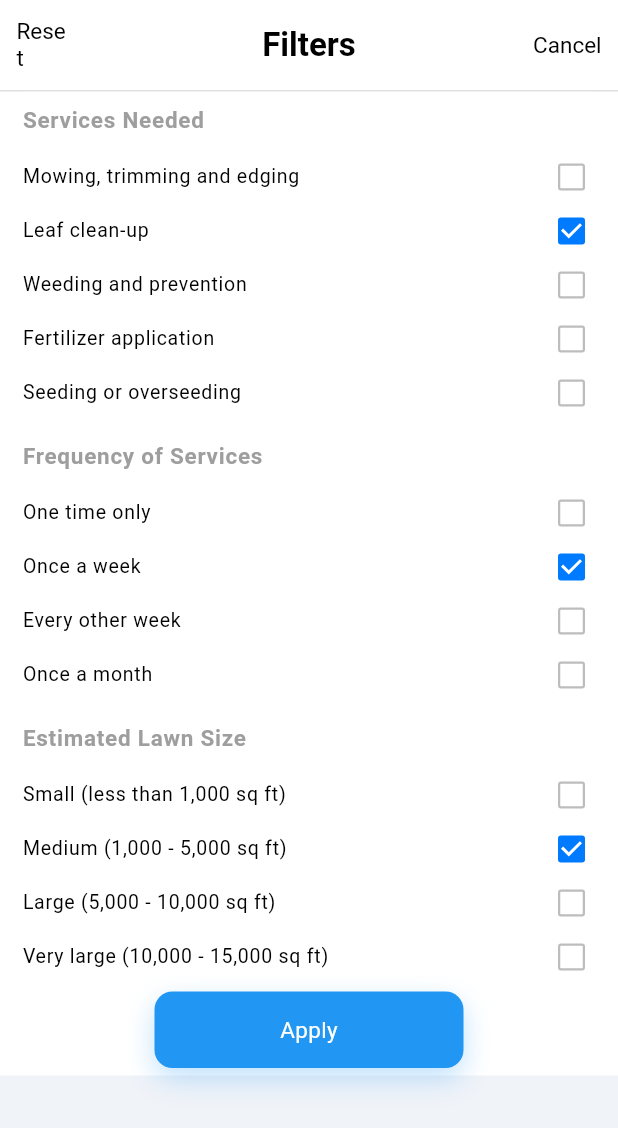
After one commit to ahmedalhessi/Call-Me-Back, a Flutter app: the screen it shows after launch, after a tap on the "sort" icon, on a phone screen of 412 x 824 dp. The commit adds this screen. Shown: the top 1128 px of the screen. Run offline on Flutter 3.47's test engine with Material 3 defaults, Android fonts, the phone set to English and light mode, and no system bars; our stand-ins replace flutter_screenutil, flutter_svg, get; Roboto replaces fonts that are missing (SFProDisplay).

Commit message:
Added filter to main screen

```diff
--- a/lib/core/themes/theme_manager.dart
+++ b/lib/core/themes/theme_manager.dart
@@ -33,14 +33,33 @@ class ThemeManager {
         bodyMedium: TextStyle(
           // color: ColorsManager.textColor,
           fontSize: 14.sp,
-          fontFamily: 'Almarai',
+          fontFamily: "SFProDisplay",
         ),
       ),
       // dialogBackgroundColor: Colors.orange,
       // dividerColor: ColorsManager.dividerColor,
       checkboxTheme: CheckboxThemeData(
-        shape: RoundedRectangleBorder(borderRadius: BorderRadius.circular(5.r)),
+        shape: RoundedRectangleBorder(
+          borderRadius: BorderRadius.circular(2), // زوايا أنعم
+        ),
+        side: const BorderSide(
+          color: Color(0xFFBDBDBD), // خط رمادي فاتح
+          width: 1.5,
+        ),
+        materialTapTargetSize: MaterialTapTargetSize.shrinkWrap,
+        visualDensity: const VisualDensity(
+          horizontal: -2,
+          vertical: -2,
+        ), // يخفف المسافات
+        fillColor: MaterialStateProperty.resolveWith<Color>((states) {
+          if (states.contains(MaterialState.selected)) {
+            return const Color(0xFF007AFF); // الأزرق عند التحديد
+          }
+          return Colors.white; // أبيض لما مش محدد
+        }),
+        checkColor: MaterialStateProperty.all(Colors.white), // لون الصح
       ),
+
       textButtonTheme: TextButtonThemeData(
         style: TextButton.styleFrom(
           textStyle: const TextStyle(fontFamily: 'Almarai'),
--- /dev/null
+++ b/lib/core/widgets/filter_section.dart
@@ -0,0 +1,140 @@
+import 'package:flutter/material.dart';
+
+class FilterSection extends StatefulWidget {
+  final String sectionName;
+  final String sectionOp1Name;
+  final String sectionOp2Name;
+  final String sectionOp3Name;
+  final String sectionOp4Name;
+  final String? sectionOp5Name;
+
+  const FilterSection({
+    super.key,
+    required this.sectionName,
+    required this.sectionOp1Name,
+    required this.sectionOp2Name,
+    required this.sectionOp3Name,
+    required this.sectionOp4Name,
+    this.sectionOp5Name,
+  });
+
+  @override
+  State<FilterSection> createState() => _FilterSectionState();
+}
+
+class _FilterSectionState extends State<FilterSection> {
+  bool op1 = false;
+  bool op2 = true;
+  bool op3 = false;
+  bool op4 = false;
+  bool op5 = false;
+
+  @override
+  Widget build(BuildContext context) {
+    return Container(
+      color: Colors.white,
+      child: Column(
+        children: [
+          ListTile(
+            dense: true,
+            visualDensity: VisualDensity(horizontal: 4, vertical: -4),
+            contentPadding: EdgeInsets.zero,
+            title: Text(
+              widget.sectionName,
+              style: const TextStyle(
+                fontFamily: "SFProDisplay",
+                fontSize: 15,
+                color: Colors.grey,
+                fontWeight: FontWeight.w600,
+              ),
+            ),
+          ),
+          CheckboxListTile(
+            dense: true,
+
+            visualDensity: VisualDensity(horizontal: 4, vertical: -4),
+            contentPadding: EdgeInsets.zero,
+            title: Text(
+              widget.sectionOp1Name,
+              style: const TextStyle(fontSize: 13, fontFamily: "SFProDisplay"),
+            ),
+            value: op1,
+            onChanged: (val) {
+              setState(() {
+                op1 = val ?? false;
+              });
+            },
+          ),
+          CheckboxListTile(
+            dense: true,
+
+            visualDensity: VisualDensity(horizontal: 4, vertical: -4),
+            contentPadding: EdgeInsets.zero,
+            title: Text(
+              widget.sectionOp2Name,
+              style: const TextStyle(fontSize: 13, fontFamily: "SFProDisplay"),
+            ),
+            value: op2,
+            onChanged: (val) {
+              setState(() {
+                op2 = val ?? false;
+              });
+            },
+          ),
+          CheckboxListTile(
+            dense: true,
+
+            visualDensity: VisualDensity(horizontal: 4, vertical: -4),
+            contentPadding: EdgeInsets.zero,
+            title: Text(
+              widget.sectionOp3Name,
+              style: const TextStyle(fontSize: 13, fontFamily: "SFProDisplay"),
+            ),
+            value: op3,
+            onChanged: (val) {
+              setState(() {
+                op3 = val ?? false;
+              });
+            },
+          ),
+          CheckboxListTile(
+            dense: true,
+
+            visualDensity: VisualDensity(horizontal: 4, vertical: -4),
+            contentPadding: EdgeInsets.zero,
+            title: Text(
+              widget.sectionOp4Name,
+              style: const TextStyle(fontSize: 13, fontFamily: "SFProDisplay"),
+            ),
+            value: op4,
+            onChanged: (val) {
+              setState(() {
+                op4 = val ?? false;
+              });
+            },
+          ),
+          if (widget.sectionOp5Name != null)
+            CheckboxListTile(
+              dense: true,
+
+              visualDensity: VisualDensity(horizontal: 4, vertical: -4),
+              contentPadding: EdgeInsets.zero,
+              title: Text(
+                widget.sectionOp5Name!,
+                style: const TextStyle(
+                  fontSize: 13,
+                  fontFamily: "SFProDisplay",
+                ),
+              ),
+              value: op5,
+              onChanged: (val) {
+                setState(() {
+                  op5 = val ?? false;
+                });
+              },
+            ),
+        ],
+      ),
+    );
+  }
+}
--- /dev/null
+++ b/lib/screens/home/filter_screen.dart
@@ -0,0 +1,128 @@
+import 'package:call_me_back/core/widgets/filter_section.dart';
+import 'package:flutter/material.dart';
+
+class FilterScreen extends StatelessWidget {
+  const FilterScreen({super.key});
+
+  @override
+  Widget build(BuildContext context) {
+    return Scaffold(
+      appBar: AppBar(
+        toolbarHeight: 60,
+        elevation: 0,
+        backgroundColor: Colors.white,
+        centerTitle: true,
+        title: const Text(
+          "Filters",
+          style: TextStyle(
+            fontWeight: FontWeight.w700,
+            fontFamily: "SFProDisplay",
+            fontSize: 22,
+            color: Colors.black,
+          ),
+        ),
+        leading: TextButton(
+          onPressed: () {},
+          child: const Text(
+            "Reset",
+            style: TextStyle(
+              color: Colors.black,
+              fontFamily: "SFProDisplay",
+              fontSize: 15,
+              fontWeight: FontWeight.w400,
+            ),
+          ),
+        ),
+        actions: [
+          TextButton(
+            onPressed: () {
+              Navigator.pop(context);
+            },
+            child: const Text(
+              "Cancel",
+              style: TextStyle(
+                color: Colors.black,
+                fontFamily: "SFProDisplay",
+                fontSize: 15,
+                fontWeight: FontWeight.w400,
+              ),
+            ),
+          ),
+        ],
+        bottom: PreferredSize(
+          preferredSize: Size.fromHeight(1),
+          child: Divider(height: 1, thickness: 1, color: Color(0xFFE0E0E0)),
+        ),
+      ),
+      body: Container(
+        color: Colors.white,
+        child: SingleChildScrollView(
+          child: Column(
+            children: [
+              Container(
+                padding: EdgeInsets.symmetric(horizontal: 15),
+                child: FilterSection(
+                  sectionName: "Services Needed",
+                  sectionOp1Name: "Mowing, trimming and edging",
+                  sectionOp2Name: "Leaf clean-up",
+                  sectionOp3Name: "Weeding and prevention",
+                  sectionOp4Name: "Fertilizer application",
+                  sectionOp5Name: "Seeding or overseeding",
+                ),
+              ),
+              SizedBox(height: 5),
+              Container(
+                padding: EdgeInsets.symmetric(horizontal: 15),
+                child: FilterSection(
+                  sectionName: "Frequency of Services",
+                  sectionOp1Name: "One time only",
+                  sectionOp2Name: "Once a week",
+                  sectionOp3Name: "Every other week",
+                  sectionOp4Name: "Once a month",
+                ),
+              ),
+              SizedBox(height: 5),
+              Container(
+                padding: EdgeInsets.symmetric(horizontal: 15),
+                child: FilterSection(
+                  sectionName: "Estimated Lawn Size",
+                  sectionOp1Name: "Small (less than 1,000 sq ft)",
+                  sectionOp2Name: "Medium (1,000 - 5,000 sq ft)",
+                  sectionOp3Name: "Large (5,000 - 10,000 sq ft)",
+                  sectionOp4Name: "Very large (10,000 - 15,000 sq ft)",
+                ),
+              ),
+              SizedBox(height: 5),
+              Container(
+                width: MediaQuery.of(context).size.width / 2,
+                padding: EdgeInsets.symmetric(horizontal: 15, vertical: 15),
+                child: Center(
+                  child: Text(
+                    "Apply",
+                    style: TextStyle(
+                      fontSize: 15,
+                      color: Colors.white,
+                      fontFamily: "SFProDisplay",
+                    ),
+                  ),
+                ),
+                decoration: BoxDecoration(
+                  color: Colors.blue,
+                  borderRadius: BorderRadius.circular(12),
+                  boxShadow: [
+                    BoxShadow(
+                      color: Colors.blue.withOpacity(.28),
+                      blurRadius: 15,
+                      offset: Offset(0, 7),
+                    ),
+                  ],
+                ),
+              ),
+              SizedBox(height: 5),
+            ],
+          ),
+        ),
+      ),
+    );
+  }
+}
--- a/lib/screens/main/main_screen.dart
+++ b/lib/screens/main/main_screen.dart
@@ -1,5 +1,5 @@
+import 'package:call_me_back/screens/home/filter_screen.dart';
 import 'package:flutter/material.dart';
-import 'package:flutter_svg/svg.dart';
 import 'package:get/get.dart';
 import '../../core/constants/colors_manager.dart';
 import '../../core/widgets/tab_bar_widget.dart';
@@ -14,11 +14,32 @@ class MainScreen extends GetView<MainController> {
       child: Scaffold(
         backgroundColor: ColorsManager.scaffoldBg,
         body: Obx(
-          () => Center(
-            child: Text(
-              controller.labels[controller.selectedIndex.value],
-              style: const TextStyle(fontSize: 24),
-            ),
+          () => Row(
+            mainAxisAlignment: MainAxisAlignment.center,
+            children: [
+              Center(
+                child: Text(
+                  controller.labels[controller.selectedIndex.value],
+                  style: const TextStyle(fontSize: 24),
+                ),
+              ),
+              if (controller.selectedIndex.value == 0) ...[
+                SizedBox(width: 10),
+                IconButton(
+                  onPressed: () {
+                    Navigator.push(
+                      context,
+                      MaterialPageRoute(
+                        builder: (context) {
+                          return FilterScreen();
+                        },
+                      ),
+                    );
+                  },
+                  icon: Icon(Icons.sort_rounded),
+                ),
+              ],
+            ],
           ),
         ),
         bottomNavigationBar: TabBarWidget(controller: controller),
```
Also changed, not shown: pubspec.yaml (+7 -0 lines), assets/fonts/SF_PRO_DISPLAY_BOLD.OTF (added), assets/fonts/SF_PRO_DISPLAY_REGULAR.OTF (added).
